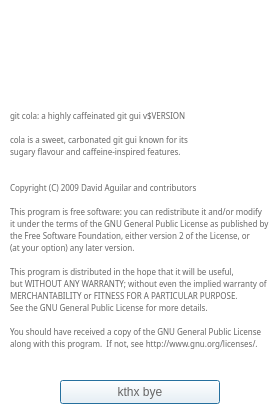
Qt form ui/about.ui (git-cola/git-cola) before a commit.
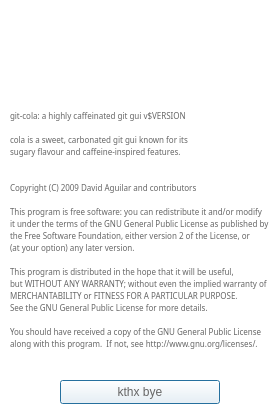
The same form after that commit. Icons and pictures are not drawn.

Commit message: docs: use 'git-cola' consistently when referring to the script name

What changed in the file:
```diff
--- a/ui/about.ui
+++ b/ui/about.ui
@@ -67,7 +67,7 @@
     </font>
    </property>
    <property name="text" >
-    <string>git cola: a highly caffeinated git gui v$VERSION
+    <string>git-cola: a highly caffeinated git gui v$VERSION
 
 cola is a sweet, carbonated git gui known for its
 sugary flavour and caffeine-inspired features.
```
Left out of the diff: 2 changed lines with no effect on the pictures. The commit also changes 4 other files.
